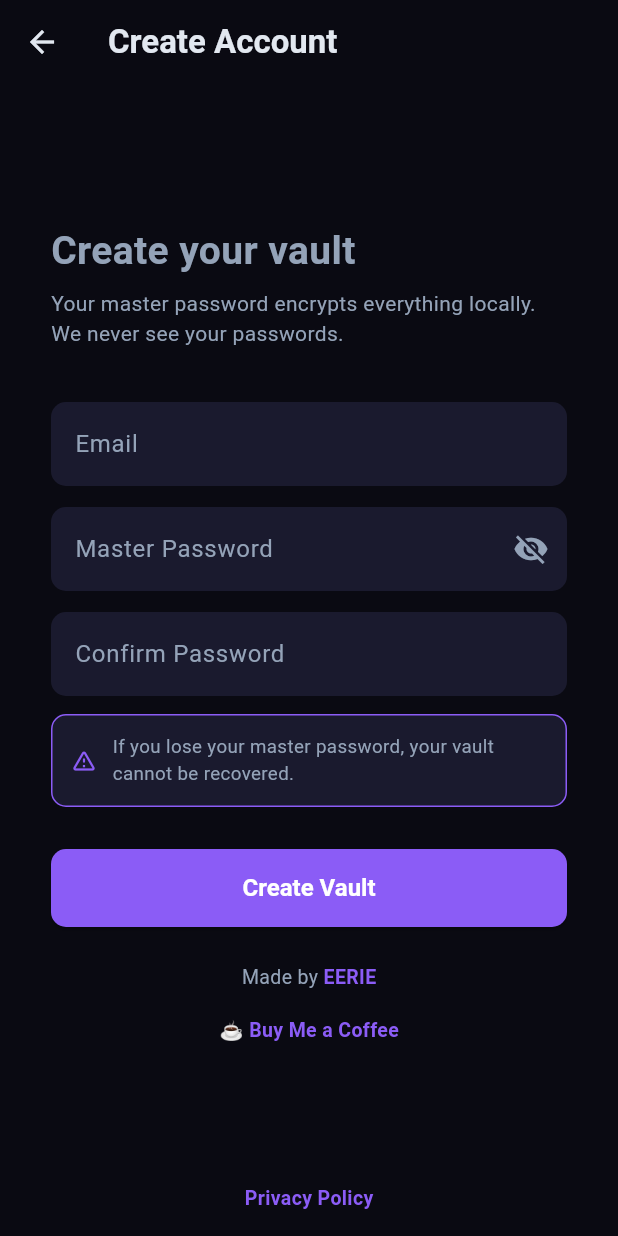
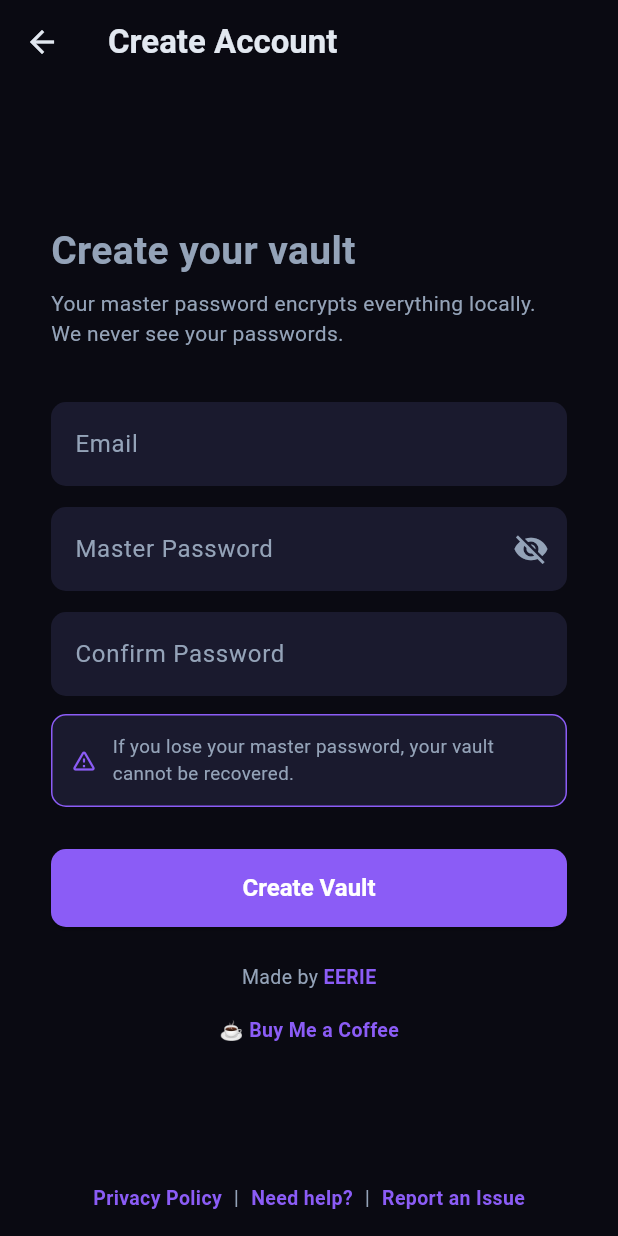
Before and after one commit to EerieGoesD/cryptkeep, a Flutter app: the screen it shows after launch, after a tap on "Create one", on a phone screen of 412 x 824 dp. Run offline on Flutter 3.47's test engine with Material 3 defaults, Android fonts, the phone set to English and light mode, and no system bars; our stand-ins replace file_picker, supabase_flutter; missing offline and left inert: encrypt, kdbx, pointycastle; accounts and stored records are empty.

Commit message:
Add Need help and Report an Issue links to bottom bar
Co-Authored-By: Claude Opus 4.6 (1M context) <noreply@anthropic.com>

```diff
--- a/lib/screens/auth/login_screen.dart
+++ b/lib/screens/auth/login_screen.dart
@@ -191,13 +191,42 @@ class _LoginScreenState extends State<LoginScreen> {
             ),
             Padding(
               padding: const EdgeInsets.only(bottom: 16),
-              child: InkWell(
+              child: Row(
+                mainAxisAlignment: MainAxisAlignment.center,
+                children: [
+                  InkWell(
                     onTap: () => launchUrl(Uri.parse('https://eeriegoesd.com/privacy-policy/cryptkeep/')),
                     child: const Text('Privacy Policy',
                         style: TextStyle(
                             color: Color(0xFF8B5CF6),
                             fontSize: 13,
                             fontWeight: FontWeight.w600)),
+                  ),
+                  const Padding(
+                    padding: EdgeInsets.symmetric(horizontal: 8),
+                    child: Text('|', style: TextStyle(color: Color(0xFF94A3B8), fontSize: 13)),
+                  ),
+                  InkWell(
+                    onTap: () => launchUrl(Uri.parse('mailto:eeriegoesd@gmail.com?subject=CryptKeep%20Support')),
+                    child: const Text('Need help?',
+                        style: TextStyle(
+                            color: Color(0xFF8B5CF6),
+                            fontSize: 13,
+                            fontWeight: FontWeight.w600)),
+                  ),
+                  const Padding(
+                    padding: EdgeInsets.symmetric(horizontal: 8),
+                    child: Text('|', style: TextStyle(color: Color(0xFF94A3B8), fontSize: 13)),
+                  ),
+                  InkWell(
+                    onTap: () => launchUrl(Uri.parse('mailto:eeriegoesd@gmail.com?subject=CryptKeep%20Bug%20Report')),
+                    child: const Text('Report an Issue',
+                        style: TextStyle(
+                            color: Color(0xFF8B5CF6),
+                            fontSize: 13,
+                            fontWeight: FontWeight.w600)),
+                  ),
+                ],
               ),
             ),
           ],
--- a/lib/screens/auth/register_screen.dart
+++ b/lib/screens/auth/register_screen.dart
@@ -207,13 +207,42 @@ class _RegisterScreenState extends State<RegisterScreen> {
             ),
             Padding(
               padding: const EdgeInsets.only(bottom: 16),
-              child: InkWell(
+              child: Row(
+                mainAxisAlignment: MainAxisAlignment.center,
+                children: [
+                  InkWell(
                     onTap: () => launchUrl(Uri.parse('https://eeriegoesd.com/privacy-policy/cryptkeep/')),
                     child: const Text('Privacy Policy',
                         style: TextStyle(
                             color: Color(0xFF8B5CF6),
                             fontSize: 13,
                             fontWeight: FontWeight.w600)),
+                  ),
+                  const Padding(
+                    padding: EdgeInsets.symmetric(horizontal: 8),
+                    child: Text('|', style: TextStyle(color: Color(0xFF94A3B8), fontSize: 13)),
+                  ),
+                  InkWell(
+                    onTap: () => launchUrl(Uri.parse('mailto:eeriegoesd@gmail.com?subject=CryptKeep%20Support')),
+                    child: const Text('Need help?',
+                        style: TextStyle(
+                            color: Color(0xFF8B5CF6),
+                            fontSize: 13,
+                            fontWeight: FontWeight.w600)),
+                  ),
+                  const Padding(
+                    padding: EdgeInsets.symmetric(horizontal: 8),
+                    child: Text('|', style: TextStyle(color: Color(0xFF94A3B8), fontSize: 13)),
+                  ),
+                  InkWell(
+                    onTap: () => launchUrl(Uri.parse('mailto:eeriegoesd@gmail.com?subject=CryptKeep%20Bug%20Report')),
+                    child: const Text('Report an Issue',
+                        style: TextStyle(
+                            color: Color(0xFF8B5CF6),
+                            fontSize: 13,
+                            fontWeight: FontWeight.w600)),
+                  ),
+                ],
               ),
             ),
           ],
```
Also changed, not shown: lib/screens/vault/unlock_screen.dart (+30 -1 lines). Lines whose indentation alone changed are shown as unchanged.
